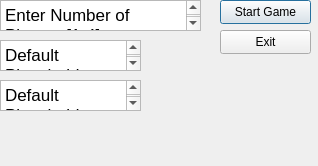
Before: the Qt Designer form Trivial_Purfuit/src/MainWindow/menus/setup_menu.ui in johnChandlerr/Trivial_Purfuit, drawn with Qt 5.
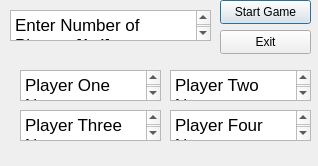
After: the same form once the commit is applied.

Commit message: JGC/subsystemIntergration: Setup Menu updates to handle input for player names.

```diff
--- a/Trivial_Purfuit/src/MainWindow/menus/setup_menu.ui
+++ b/Trivial_Purfuit/src/MainWindow/menus/setup_menu.ui
@@ -16,8 +16,8 @@
   <widget class="QTextEdit" name="players_text_edit">
    <property name="geometry">
     <rect>
-     <x>0</x>
-     <y>0</y>
+     <x>10</x>
+     <y>10</y>
      <width>201</width>
      <height>31</height>
     </rect>
@@ -33,8 +33,8 @@
   <widget class="QTextEdit" name="default_text_edit">
    <property name="geometry">
     <rect>
-     <x>0</x>
-     <y>40</y>
+     <x>170</x>
+     <y>110</y>
      <width>141</width>
      <height>31</height>
     </rect>
@@ -44,14 +44,14 @@
 &lt;html&gt;&lt;head&gt;&lt;meta name=&quot;qrichtext&quot; content=&quot;1&quot; /&gt;&lt;style type=&quot;text/css&quot;&gt;
 p, li { white-space: pre-wrap; }
 &lt;/style&gt;&lt;/head&gt;&lt;body style=&quot; font-family:'.AppleSystemUIFont'; font-size:13pt; font-weight:400; font-style:normal;&quot;&gt;
-&lt;p style=&quot; margin-top:0px; margin-bottom:0px; margin-left:0px; margin-right:0px; -qt-block-indent:0; text-indent:0px;&quot;&gt;&lt;span style=&quot; font-family:'.AppleSystemUIFont';&quot;&gt;Default Placeholder&lt;/span&gt;&lt;/p&gt;&lt;/body&gt;&lt;/html&gt;</string>
+&lt;p style=&quot; margin-top:0px; margin-bottom:0px; margin-left:0px; margin-right:0px; -qt-block-indent:0; text-indent:0px;&quot;&gt;&lt;span style=&quot; font-family:'.AppleSystemUIFont';&quot;&gt;Player Four Name&lt;/span&gt;&lt;/p&gt;&lt;/body&gt;&lt;/html&gt;</string>
    </property>
   </widget>
   <widget class="QTextEdit" name="default_two_text_edit">
    <property name="geometry">
     <rect>
-     <x>0</x>
-     <y>80</y>
+     <x>20</x>
+     <y>70</y>
      <width>141</width>
      <height>31</height>
     </rect>
@@ -61,7 +61,7 @@
 &lt;html&gt;&lt;head&gt;&lt;meta name=&quot;qrichtext&quot; content=&quot;1&quot; /&gt;&lt;style type=&quot;text/css&quot;&gt;
 p, li { white-space: pre-wrap; }
 &lt;/style&gt;&lt;/head&gt;&lt;body style=&quot; font-family:'.AppleSystemUIFont'; font-size:13pt; font-weight:400; font-style:normal;&quot;&gt;
-&lt;p style=&quot; margin-top:0px; margin-bottom:0px; margin-left:0px; margin-right:0px; -qt-block-indent:0; text-indent:0px;&quot;&gt;&lt;span style=&quot; font-family:'.AppleSystemUIFont';&quot;&gt;Default Placeholder&lt;/span&gt;&lt;/p&gt;&lt;/body&gt;&lt;/html&gt;</string>
+&lt;p style=&quot; margin-top:0px; margin-bottom:0px; margin-left:0px; margin-right:0px; -qt-block-indent:0; text-indent:0px;&quot;&gt;&lt;span style=&quot; font-family:'.AppleSystemUIFont';&quot;&gt;Player One Name&lt;/span&gt;&lt;/p&gt;&lt;/body&gt;&lt;/html&gt;</string>
    </property>
   </widget>
   <widget class="QPushButton" name="start_game_button">
@@ -90,6 +90,40 @@
     <string>Exit</string>
    </property>
   </widget>
+  <widget class="QTextEdit" name="playerTwoNameTextEdit">
+   <property name="geometry">
+    <rect>
+     <x>170</x>
+     <y>70</y>
+     <width>141</width>
+     <height>31</height>
+    </rect>
+   </property>
+   <property name="html">
+    <string>&lt;!DOCTYPE HTML PUBLIC &quot;-//W3C//DTD HTML 4.0//EN&quot; &quot;http://www.w3.org/TR/REC-html40/strict.dtd&quot;&gt;
+&lt;html&gt;&lt;head&gt;&lt;meta name=&quot;qrichtext&quot; content=&quot;1&quot; /&gt;&lt;style type=&quot;text/css&quot;&gt;
+p, li { white-space: pre-wrap; }
+&lt;/style&gt;&lt;/head&gt;&lt;body style=&quot; font-family:'.AppleSystemUIFont'; font-size:13pt; font-weight:400; font-style:normal;&quot;&gt;
+&lt;p style=&quot; margin-top:0px; margin-bottom:0px; margin-left:0px; margin-right:0px; -qt-block-indent:0; text-indent:0px;&quot;&gt;&lt;span style=&quot; font-family:'.AppleSystemUIFont';&quot;&gt;Player Two Name&lt;/span&gt;&lt;/p&gt;&lt;/body&gt;&lt;/html&gt;</string>
+   </property>
+  </widget>
+  <widget class="QTextEdit" name="playerThreeNameTextEdit">
+   <property name="geometry">
+    <rect>
+     <x>20</x>
+     <y>110</y>
+     <width>141</width>
+     <height>31</height>
+    </rect>
+   </property>
+   <property name="html">
+    <string>&lt;!DOCTYPE HTML PUBLIC &quot;-//W3C//DTD HTML 4.0//EN&quot; &quot;http://www.w3.org/TR/REC-html40/strict.dtd&quot;&gt;
+&lt;html&gt;&lt;head&gt;&lt;meta name=&quot;qrichtext&quot; content=&quot;1&quot; /&gt;&lt;style type=&quot;text/css&quot;&gt;
+p, li { white-space: pre-wrap; }
+&lt;/style&gt;&lt;/head&gt;&lt;body style=&quot; font-family:'.AppleSystemUIFont'; font-size:13pt; font-weight:400; font-style:normal;&quot;&gt;
+&lt;p style=&quot; margin-top:0px; margin-bottom:0px; margin-left:0px; margin-right:0px; -qt-block-indent:0; text-indent:0px;&quot;&gt;&lt;span style=&quot; font-family:'.AppleSystemUIFont';&quot;&gt;Player Three Name&lt;/span&gt;&lt;/p&gt;&lt;/body&gt;&lt;/html&gt;</string>
+   </property>
+  </widget>
  </widget>
  <resources/>
  <connections/>
```
Left out of the diff: 4 changed lines with no effect on the pictures. The commit also changes 2 other files.
